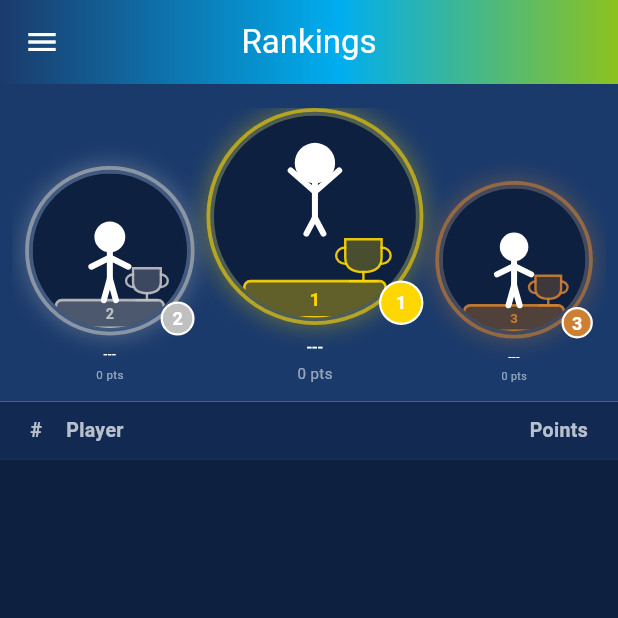
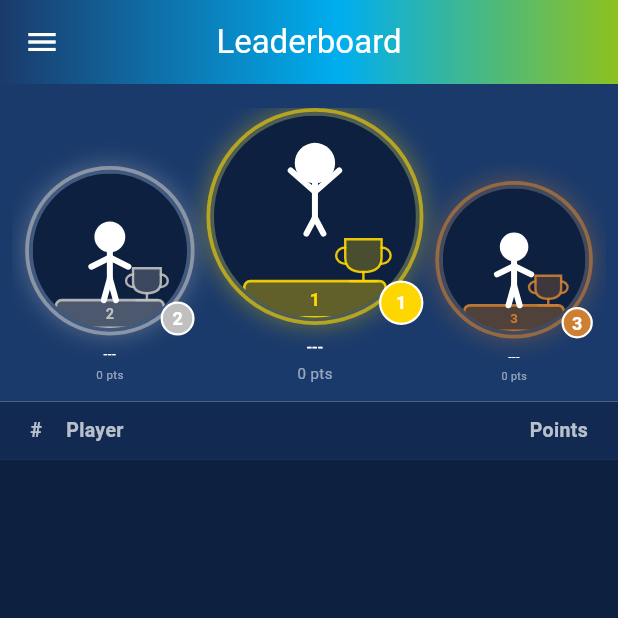
Before and after one commit to sadow2003/LafargeHolcim_sales_game, a Flutter app: the RankingsPage screen opened by its route, on a phone screen of 412 x 824 dp, the top half of it. Run offline on Flutter 3.47's test engine with Material 3 defaults, Android fonts, the phone set to English and light mode, and no system bars; our stand-ins replace cloud_firestore, firebase_auth, firebase_core, firebase_storage, flutter_dotenv, image_picker; accounts and stored records are empty; statements that could not run were skipped.

Commit message:
update the application

```diff
--- a/lib/main.dart
+++ b/lib/main.dart
@@ -2,7 +2,7 @@ import 'package:flutter/material.dart';
 import 'package:firebase_core/firebase_core.dart';
 import 'package:flutter_dotenv/flutter_dotenv.dart';
 import 'package:lafargeholcim_sales_game/firebase_options.dart';
-import 'package:lafargeholcim_sales_game/screens/Login.dart';
+import 'package:lafargeholcim_sales_game/screens/login.dart';
 import 'package:lafargeholcim_sales_game/screens/dashboard.dart';
 import 'package:lafargeholcim_sales_game/screens/products.dart';
 import 'package:lafargeholcim_sales_game/screens/profile.dart';
@@ -75,7 +75,7 @@ class MyApp extends StatelessWidget {
             ),
           ),
         ),
-        //any text input on the app will have this style by default
+        //any textFIELD input on the app will have this style by default
       inputDecorationTheme: InputDecorationTheme(
         border: OutlineInputBorder(
           borderRadius: BorderRadius.circular(10),// Rounded border for input fields
--- a/lib/screens/_buildDrawer.dart
+++ b/lib/screens/_buildDrawer.dart
@@ -192,7 +192,7 @@ class _AppDrawerState extends State<AppDrawer> {
                       _drawerItem(
                         context,
                         icon:  Icons.leaderboard_outlined,
-                        label: 'Ranking',
+                        label: 'Leaderboard',
                         route: '/rankings',
                       ),
                       _drawerItem(
--- a/lib/screens/admin/admin_dashboard.dart
+++ b/lib/screens/admin/admin_dashboard.dart
@@ -52,8 +52,6 @@ class AdminDashboard extends StatelessWidget {
               child: const Column(
                 crossAxisAlignment: CrossAxisAlignment.start,
                 children: [
-
-
                   Text(
                     'Admin Panel',
                     style: TextStyle(
@@ -86,6 +84,8 @@ class AdminDashboard extends StatelessWidget {
               ),
             ),
             const SizedBox(height: 12),
+
+
 
             // Row of 3 stat cards (Users / Pending / Total Sales).
             Row(
--- a/lib/screens/admin/admin_users_page.dart
+++ b/lib/screens/admin/admin_users_page.dart
@@ -54,9 +54,9 @@ class _AdminUsersPageState extends State<AdminUsersPage> {
               children: [
                 _filterChip('All',         'all'),
                 const SizedBox(width: 8),
-                _filterChip('Salespersons','salesperson'),
+                _filterChip('Salesperson','salesperson'),
                 const SizedBox(width: 8),
-                _filterChip('Admins',      'admin'),
+                _filterChip('Admin',      'admin'),
               ],
             ),
           ),
--- a/lib/screens/dashboard.dart
+++ b/lib/screens/dashboard.dart
@@ -186,7 +186,7 @@ class _HomePageState extends State<HomePage> {
                       child: _quickActionButton(
                         context,
                         icon: Icons.leaderboard,
-                        label: 'Rankings',
+                        label: 'Leaderboard',
                         route: '/rankings',
                         color: kPrimaryColor,
                       ),
--- a/lib/screens/rankings.dart
+++ b/lib/screens/rankings.dart
@@ -18,6 +18,7 @@ class _RankingsPageState extends State<RankingsPage>
   final User? _currentUser = FirebaseAuth.instance.currentUser;
   //drives an animation (controls start, stop, repeat, value over time)
   late AnimationController _climbController;
+  //controls the scrolling leaderboard
   final ScrollController _leaderboardScroll = ScrollController();
 
   @override
@@ -36,6 +37,7 @@ class _RankingsPageState extends State<RankingsPage>
     super.dispose();
   }
 
+  //function that lets the user go staight to the the current user
   void _scrollToCurrentUser(List<QueryDocumentSnapshot> docs) {
     final idx = docs.indexWhere((d) => d.id == _currentUser?.uid);
     if (idx < 0) return;
@@ -51,13 +53,14 @@ class _RankingsPageState extends State<RankingsPage>
     });
   }
 
+  //___________________UI___________________________________
   @override
   Widget build(BuildContext context) {
     return Scaffold(
 
 
       appBar: GradientAppBar(
-        title: 'Rankings',
+        title: 'Leaderboard',
         ),
 
 
@@ -82,7 +85,7 @@ class _RankingsPageState extends State<RankingsPage>
 
           final docs = snapshot.data?.docs ?? [];
           _scrollToCurrentUser(docs);
-
+          //extract the top three users on the list
           final top1 = docs.isNotEmpty ? docs[0] : null;
           final top2 = docs.length > 1 ? docs[1] : null;
           final top3 = docs.length > 2 ? docs[2] : null;
@@ -103,15 +106,15 @@ class _RankingsPageState extends State<RankingsPage>
                 child: ClipRect(
                 child: LayoutBuilder(builder: (context, constraints) {
 
-                  // Total available width → divide into 3 slots with gutters
-                  final totalW = constraints.maxWidth;
+                  // calculate colums width as propotions to the total width available
+                  final totalW = constraints.maxWidth;//full width of the device
 
-                  // #1 gets 40 %, #2 and #3 get 28 % each; 4 % gutters (×2)
-                  final d1 = totalW * 0.34;
-                  final d2 = totalW * 0.26;
-                  final d3 = totalW * 0.24;
 
-                  return AnimatedBuilder(
+                  final d1 = totalW * 0.34;//first cloumn
+                  final d2 = totalW * 0.26;//Second column
+                  final d3 = totalW * 0.24;//third column
+
+                  return AnimatedBuilder(//build an animated screen
                     animation: _climbController,
                     builder: (context, _) {
                       return Row(
@@ -119,7 +122,7 @@ class _RankingsPageState extends State<RankingsPage>
                         mainAxisAlignment: MainAxisAlignment.center,
                         children: [
 
-
+                          //the 2nd Place Podium
                           _PodiumSlot(
                             rank: 2,
                             doc: top2,
@@ -130,7 +133,7 @@ class _RankingsPageState extends State<RankingsPage>
                           SizedBox(width: totalW * 0.02),
 
 
-
+                          //the 1st Place Podium
                           _PodiumSlot(
                             rank: 1,
                             doc: top1,
@@ -140,7 +143,7 @@ class _RankingsPageState extends State<RankingsPage>
                           ),
                           SizedBox(width: totalW * 0.02),
 
-
+                          //The 3rd Place Podium
                           _PodiumSlot(
                             rank: 3,
                             doc: top3,
@@ -266,7 +269,7 @@ class _LeaderboardWithButtons extends StatelessWidget {
               itemCount: docs.length,
               itemExtent: 72,
 
-
+              //for evry user in the document we create this card for the leaderboard
               itemBuilder: (context, i) {
                 final doc = docs[i];
                 final data = doc.data() as Map<String, dynamic>;
@@ -299,7 +302,7 @@ class _LeaderboardWithButtons extends StatelessWidget {
                   margin: const EdgeInsets.symmetric(
                       horizontal: 12, vertical: 4),
 
-                  //container of the leaderboard
+                  //container of thge user in leaderboard
                   decoration: BoxDecoration(
                     color: isMe
                         ? kPrimaryColor.withValues(alpha: 0.35)
@@ -595,7 +598,7 @@ class _PodiumSlot extends StatelessWidget {
 
 
         const SizedBox(height: 6),
-        //name of the user
+        //name of the top three users
         SizedBox(
           width: diameter,
           child: Text(
@@ -655,8 +658,10 @@ class _PodiumPainter extends CustomPainter {
     _drawPodium(canvas, w, h);
 
     if (rank == 1) {
+      //if the podium is rank one then the stick man wil countinuasly jump up and down
       _drawJumping(canvas, w, h, stick, headFill);
     } else {
+      //if it rank 2 or 3 then the stick man will be standing still
       _drawStanding(canvas, w, h, stick, headFill);
     }
   }
@@ -816,7 +821,7 @@ class _PodiumPainter extends CustomPainter {
     canvas.drawLine(
         Offset(cx - s * 0.75, cy + s * 1.4), Offset(cx + s * 0.75, cy + s * 1.4), outline);
   }
-  //tells flutter whether to redraw the widget,retrun true if any of the values change
+  //tells flutter whether to redraw the widget,returns true if any of the values change
   @override
   bool shouldRepaint(_PodiumPainter old) =>
       old.phase != phase ||
--- a/lib/widgets/gradient_app_bar.dart
+++ b/lib/widgets/gradient_app_bar.dart
@@ -1,6 +1,8 @@
 import 'package:flutter/material.dart';
 import '../main.dart';
 
+
+//PreferredSizeWidget tells Flutter that this widget can be used as an appBar
 class GradientAppBar extends StatelessWidget implements PreferredSizeWidget {
   final String title;
   final bool automaticallyImplyLeading;
@@ -15,6 +17,7 @@ class GradientAppBar extends StatelessWidget implements PreferredSizeWidget {
     this.actions,
   });
 
+//Tell exacly how tall is the appbar
   @override
   Size get preferredSize => const Size.fromHeight(kToolbarHeight);
 
```
Also changed, not shown: lib/screens/Login.dart (+77 -3 lines), lib/screens/admin/admin_products_page.dart (+16 -1 lines), lib/screens/admin/admin_sales_page.dart (+1 -8 lines), lib/screens/register.dart (+14 -4 lines).
